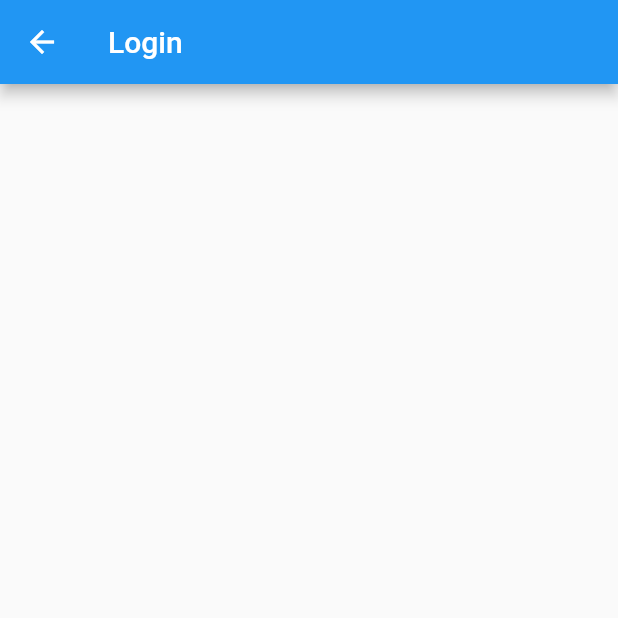
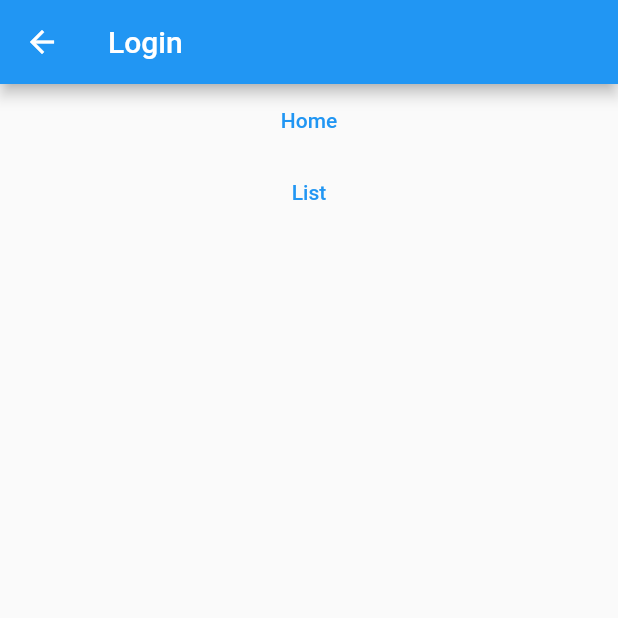
Before and after one commit to wjprogramer/flutter_sandbox_1, a Flutter app: the LoginPage screen opened by its route, on a phone screen of 412 x 824 dp, the top half of it. Run offline on Flutter 3.47's test engine with Material 2 defaults, Android fonts, the phone set to English and light mode, and no system bars; our stand-ins replace bloc, equatable, flutter_modular.

```diff
--- a/lib/pages/login_page.dart
+++ b/lib/pages/login_page.dart
@@ -1,4 +1,5 @@
 import 'package:flutter/material.dart';
+import 'package:flutter_modular/flutter_modular.dart';
 
 class LoginPage extends StatefulWidget {
   @override
@@ -12,6 +13,23 @@ class _LoginPageState extends State<LoginPage> {
       appBar: AppBar(
         title: Text('Login'),
       ),
+      body: ListView(
+        children: [
+          TextButton(
+            onPressed: () {
+              Modular.to.pushNamed('/home');
+            },
+            child: Text('Home'),
+          ),
+          TextButton(
+            onPressed: () {
+              final path = '/home/list';
+              Modular.to.pushNamed(path);
+            },
+            child: Text('List'),
+          ),
+        ],
+      ),
     );
   }
 }
```
Also changed, not shown: lib/modules/list/list_widget.dart (+9 -1 lines), lib/pages/home_page.dart (+11 -0 lines), lib/pages/product_page.dart (added, +21 -0 lines).
